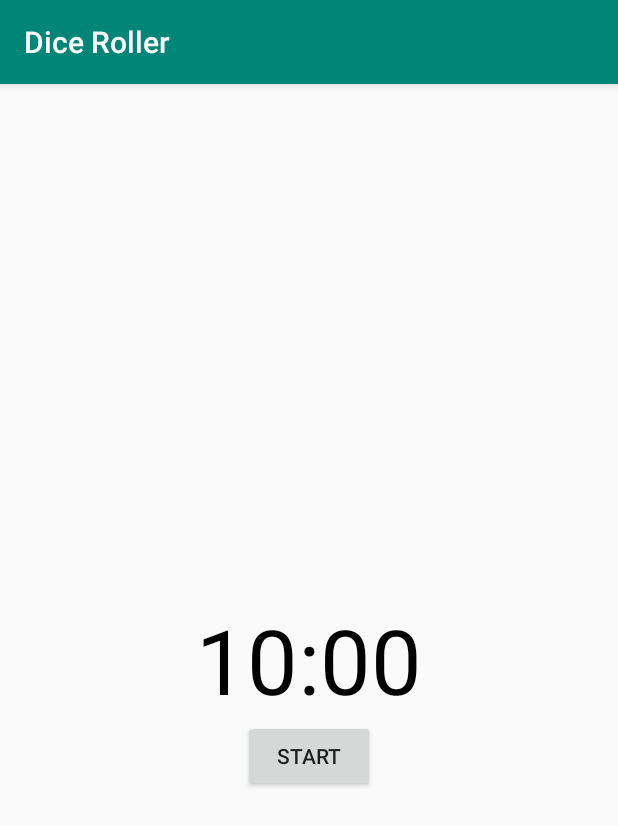
After one commit to AntonellaMorittu/RollDice, an Android app: the TimerActivity screen opened directly, with no data from a screen before it, on a phone screen of 412 x 824 dp. The commit adds this screen. Shown: the top 826 px of the screen. Run offline under Robolectric (Android 15) with nearby library versions, the phone set to English and light mode, and no system bars; our stand-ins replace RxJava; libraries missing offline, so code that uses them is left out: com.jakewharton.rxbinding3; 2 statements that could not run were skipped.

Commit message:
add useless stopwatch

```diff
--- a/app/src/main/AndroidManifest.xml
+++ b/app/src/main/AndroidManifest.xml
@@ -9,6 +9,10 @@
             android:roundIcon="@mipmap/ic_launcher_round"
             android:supportsRtl="true"
             android:theme="@style/AppTheme">
+        <activity android:name=".TimerActivity">
+        </activity>
+        <activity android:name=".Main2Activity">
+        </activity>
         <activity android:name=".AboutMeActivity">
         </activity>
         <activity android:name=".MainActivity">
--- a/app/src/main/java/se/thetc/diceroller/MainActivity.kt
+++ b/app/src/main/java/se/thetc/diceroller/MainActivity.kt
@@ -110,7 +110,6 @@ class MainActivity : AppCompatActivity(), MainView {
     override fun onCreate(savedInstanceState: Bundle?) {
         super.onCreate(savedInstanceState)
         setContentView(R.layout.activity_main)
-        //val moreButton: ImageButton = findViewById(R.id.more_button)
 
         rollButton.text = "Let's roll!"
 
--- /dev/null
+++ b/app/src/main/java/se/thetc/diceroller/TimerActivity.kt
@@ -0,0 +1,96 @@
+package se.thetc.diceroller
+
+import android.os.Bundle
+import android.os.CountDownTimer
+import android.view.View
+import android.widget.Button
+import android.widget.TextView
+import androidx.appcompat.app.AppCompatActivity
+import com.jakewharton.rxbinding3.view.clicks
+import io.reactivex.disposables.CompositeDisposable
+import io.reactivex.rxkotlin.addTo
+import java.util.*
+
+
+class TimerActivity : AppCompatActivity() {
+    private val bag = CompositeDisposable()
+
+    private val startTimeInMillis: Long = 600000
+
+    private lateinit var textViewCountDown: TextView
+    private lateinit var buttonStartPause: Button
+    private lateinit var buttonReset: Button
+
+    private lateinit var countDownTimer: CountDownTimer
+
+    private var timerRunning: Boolean = false
+
+    private var timeLeftInMillis = startTimeInMillis
+
+    override fun onCreate(savedInstanceState: Bundle?) {
+        super.onCreate(savedInstanceState)
+        setContentView(R.layout.activity_timer)
+
+        textViewCountDown = findViewById(R.id.text_view_countdown)
+
+        buttonStartPause = findViewById(R.id.button_start_pause)
+
+        buttonReset = findViewById(R.id.button_reset)
+
+        buttonStartPause.clicks().subscribe {
+            if (timerRunning) {
+                pauseTimer()
+            } else {
+                startTimer()
+            }
+        }.addTo(bag)
+
+        buttonReset.clicks().subscribe { resetTimer() }.addTo(bag)
+
+        updateCountDownText()
+    }
+
+    private fun startTimer() {
+        countDownTimer = object : CountDownTimer(timeLeftInMillis, 1000) {
+            override fun onTick(millisUntilFinished: Long) {
+                timeLeftInMillis = millisUntilFinished
+                updateCountDownText()
+            }
+
+            override fun onFinish() {
+                timerRunning = false
+                buttonStartPause.setText("Start")
+                buttonStartPause.setVisibility(View.INVISIBLE)
+                buttonReset.setVisibility(View.VISIBLE)
+            }
+        }.start()
+
+        timerRunning = true
+        buttonStartPause.setText("pause")
+        buttonReset.setVisibility(View.INVISIBLE)
+    }
+
+    private fun pauseTimer() {
+        countDownTimer.cancel()
+        timerRunning = false
+        buttonStartPause.setText("Start")
+        buttonReset.setVisibility(View.VISIBLE)
+    }
+
+    private fun resetTimer() {
+        timeLeftInMillis = startTimeInMillis
+        updateCountDownText()
+        buttonReset.setVisibility(View.INVISIBLE)
+        buttonStartPause.setVisibility(View.VISIBLE)
+    }
+
+    private fun updateCountDownText() {
+        val minutes = (timeLeftInMillis / 1000) / 60
+        val seconds = (timeLeftInMillis / 1000) % 60
+
+        val timeLeftFormatted = String.format(Locale.getDefault(), "%02d:%02d", minutes, seconds)
+
+        textViewCountDown.text = timeLeftFormatted
+    }
+
+}
--- /dev/null
+++ b/app/src/main/res/layout/activity_timer.xml
@@ -0,0 +1,39 @@
+<?xml version="1.0" encoding="utf-8"?>
+<RelativeLayout
+        xmlns:android="http://schemas.android.com/apk/res/android"
+        xmlns:tools="http://schemas.android.com/tools"
+        android:layout_width="match_parent"
+        android:layout_height="match_parent"
+        tools:context=".TimerActivity"
+        android:visibility="visible">
+
+    <TextView
+            android:id="@+id/text_view_countdown"
+            android:layout_width="wrap_content"
+            android:layout_height="wrap_content"
+            android:layout_centerHorizontal="true"
+            android:layout_centerVertical="true"
+            android:text="00:00"
+            android:textColor="@android:color/black"
+            android:textSize="60sp"/>
+
+    <Button
+            android:id="@+id/button_start_pause"
+            android:layout_width="wrap_content"
+            android:layout_height="wrap_content"
+            android:layout_below="@+id/text_view_countdown"
+            android:layout_centerHorizontal="true"
+            android:text="start"/>
+
+    <Button
+            android:id="@+id/button_reset"
+            android:layout_width="wrap_content"
+            android:layout_height="wrap_content"
+            android:layout_below="@+id/text_view_countdown"
+
+            android:layout_toEndOf="@+id/button_start_pause"
+            android:text="reset"
+            android:visibility="invisible"
+            tools:visibility="visible" android:layout_marginTop="60dp" android:layout_marginStart="-85dp"/>
+
+</RelativeLayout>
--- a/app/src/main/res/values/dimens.xml
+++ b/app/src/main/res/values/dimens.xml
@@ -6,4 +6,7 @@
     <dimen name="padding_right">16dp</dimen>
     <dimen name="padding_left">16dp</dimen>
     <dimen name="margin_right">16dp</dimen>
+    <dimen name="margin_wide">16dp</dimen>
+    <dimen name="half">8dp</dimen>
+    <dimen name="box_text_size">24sp</dimen>
 </resources>
```
Also changed, not shown: app/src/main/java/se/thetc/diceroller/AboutMeActivity.kt (+20 -1 lines), app/src/main/res/layout/activity_about_me.xml (+27 -5 lines), app/src/main/res/layout/activity_main.xml (+4 -3 lines), app/src/main/res/values/strings.xml (+0 -22 lines), app/src/main/res/values/styles.xml (+7 -0 lines).
